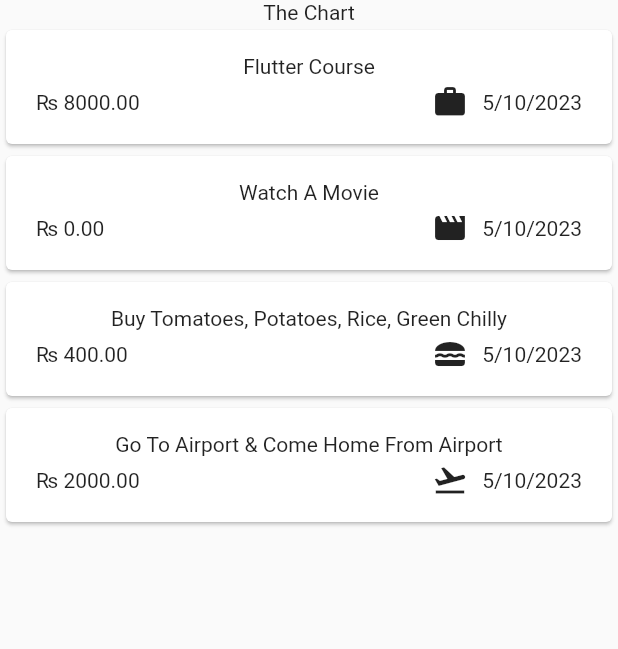
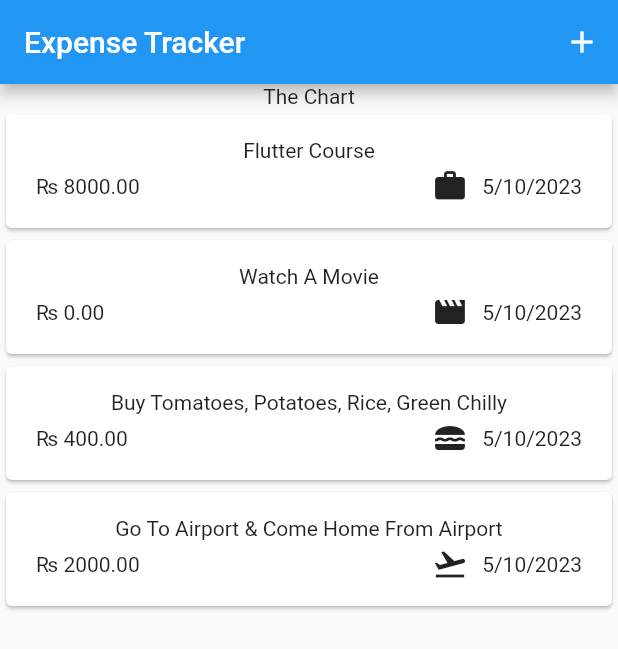
Before and after one commit to underflow3d/Expense-Tracker, a Flutter app: the screen it shows after launch, on a phone screen of 412 x 824 dp. Shown: the top 649 px of the screen. Run offline on Flutter 3.47's test engine with Material 2 defaults, Android fonts, the phone set to English and light mode, and no system bars.

Commit message:
Added A Ugly AppBar, I'll Beautify It In The Next Commit

```diff
--- a/lib/widgets/expenses.dart
+++ b/lib/widgets/expenses.dart
@@ -38,6 +38,16 @@ class _ExpensesState extends State<Expenses> {
   @override
   Widget build(BuildContext context) {
     return Scaffold(
+      appBar: AppBar(
+        title: const Text("Expense Tracker"),
+        actions: [
+          IconButton(
+              onPressed: () {
+                // Code
+              },
+              icon: const Icon(Icons.add))
+        ],
+      ),
       body: Column(
         children: [
           const Text("The Chart"),
--- a/lib/widgets/expenses_list/expenses_item.dart
+++ b/lib/widgets/expenses_list/expenses_item.dart
@@ -13,7 +13,10 @@ class ExpensesItem extends StatelessWidget {
         padding: const EdgeInsets.symmetric(horizontal: 20, vertical: 16),
         child: Column(
           children: [
-            Text(expense.title),
+            Text(
+              expense.title,
+              textAlign: TextAlign.left,
+            ),
             const SizedBox(
               height: 4,
             ),
```
